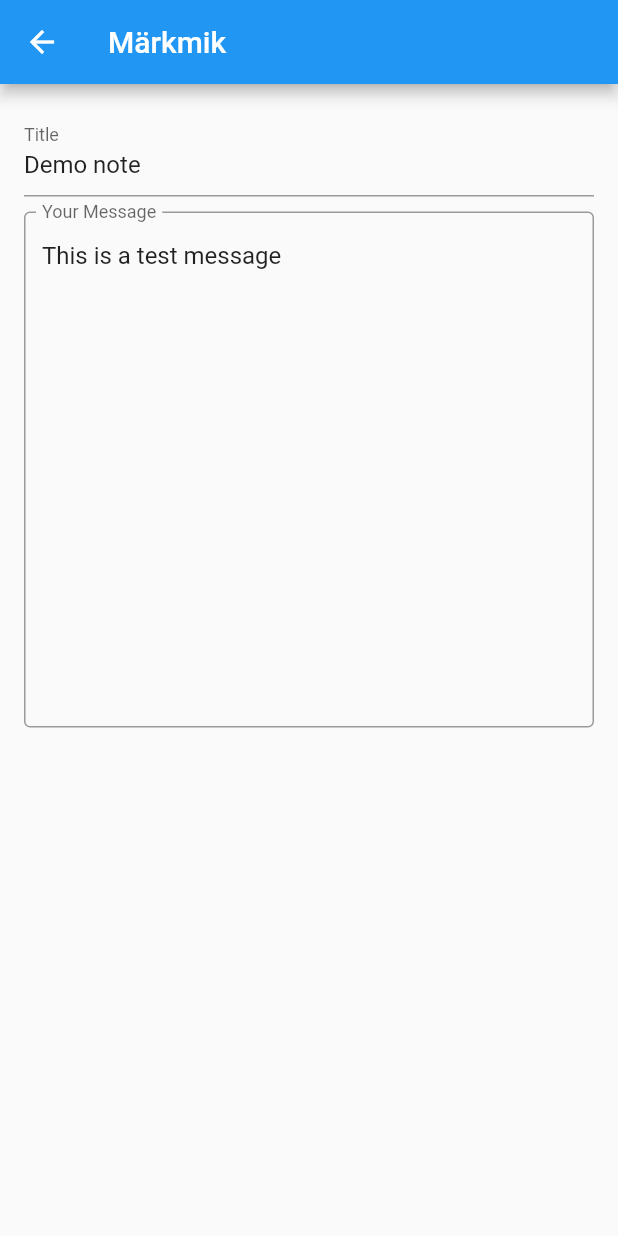
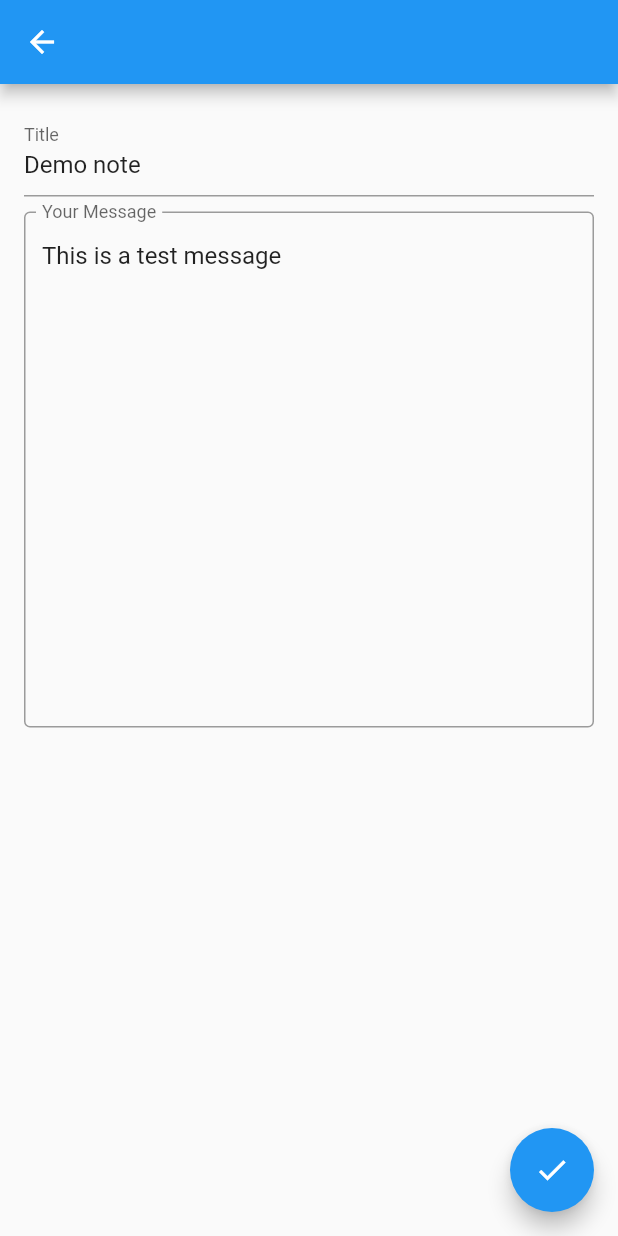
Before and after one commit to mari-liis-truija/Flutter_NotesApp, a Flutter app: the NoteScreen screen opened directly, on a phone screen of 412 x 824 dp. Run offline on Flutter 3.47's test engine with Material 2 defaults, Android fonts, the phone set to English and light mode, and no system bars.

Commit message:
add notes list widget and design system, add padding to note widget and change style, add home screen and note screen buttons and functionalities

```diff
--- /dev/null
+++ b/lib/design/design-system.dart
@@ -0,0 +1,4 @@
+
+class DesignSystem {
+  static const SCREEN_HORIZONTAL_PADDING = 8.0;
+}
--- a/lib/screens/note-screen.dart
+++ b/lib/screens/note-screen.dart
@@ -2,28 +2,29 @@ import 'package:demo_project/models/note-model.dart';
 import 'package:flutter/material.dart';
 
 class NoteScreen extends StatefulWidget {
-  const NoteScreen({Key? key}) : super(key: key);
-
-/*
-  const NoteScreen({Key? key, required this.note}) : super(key: key);
-  final NoteModel note;
-*/
+  const NoteScreen({Key? key, this.noteModel}) : super(key: key);
+  final NoteModel? noteModel; // ? - parameeter noteModel võib ja võib ka mitte tulla
 
   @override
   State<NoteScreen> createState() => _NoteScreenState();
 }
 
 class _NoteScreenState extends State<NoteScreen> {
-  NoteModel note = NoteModel();
+  NoteModel note = NoteModel(); // salvestab note andmed siia e. NoteModel
   TextEditingController titleController = TextEditingController();
   TextEditingController messageController = TextEditingController();
 
   @override
   void initState() {
-    note.message = "This is a test message ";
-    note.title = "Demo note";
-    note.emoji = "🔥";
-    note.date = DateTime.now();
+    if(widget.noteModel == null){ //widget.NoteModel - eraldi klass state
+      note.message = "This is a test message ";
+      note.title = "Demo note";
+      note.emoji = "🔥";
+      note.date = DateTime.now();
+    }
+    else {
+      note = widget.noteModel!;
+    }
 
     titleController.text = note.title;
     messageController.text = note.message;
@@ -32,8 +33,10 @@ class _NoteScreenState extends State<NoteScreen> {
   @override
   Widget build(BuildContext context) {
     return Scaffold(
-      appBar: AppBar(
-        title: const Text('Märkmik'),
+      appBar: AppBar(),
+      floatingActionButton: FloatingActionButton(
+        child: Icon(Icons.check),
+        onPressed: () => Navigator.of(context).pushNamed('/', arguments: note),
       ),
       body: Padding(
         padding: const EdgeInsets.all(16.0),
@@ -43,12 +46,14 @@ class _NoteScreenState extends State<NoteScreen> {
               children: [
                 TextField(
                   controller: titleController,
+                  onSubmitted: (text) => titleController.text = text,
                   decoration: InputDecoration(labelText: "Title"),
                 ),
                 Padding(
                   padding: const EdgeInsets.symmetric(vertical: 10),
                   child: TextField(
                       controller: messageController,
+                      onSubmitted: (text) => messageController.text = text,
                       maxLines: 16,
                       decoration: InputDecoration(
                         border: OutlineInputBorder(),
```
Also changed, not shown: lib/main.dart (+4 -3 lines), lib/screens/home-screen.dart (+12 -4 lines), lib/widgets/note-widget.dart (+16 -7 lines), lib/widgets/notes-list-widget.dart (added, +19 -0 lines).
